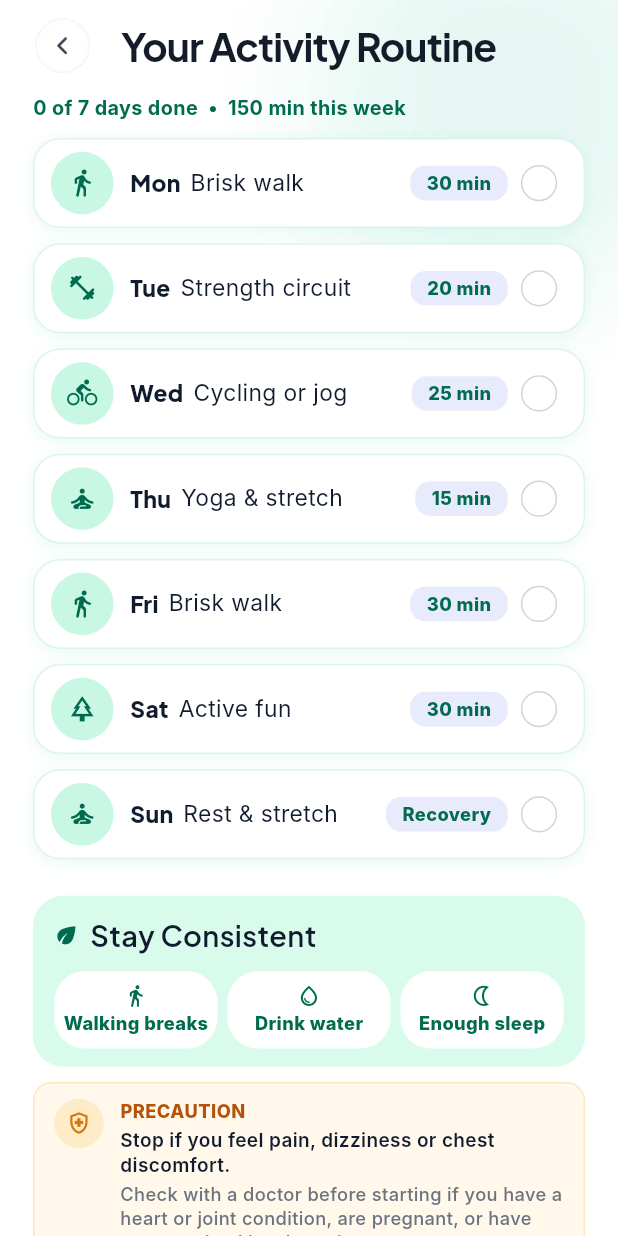
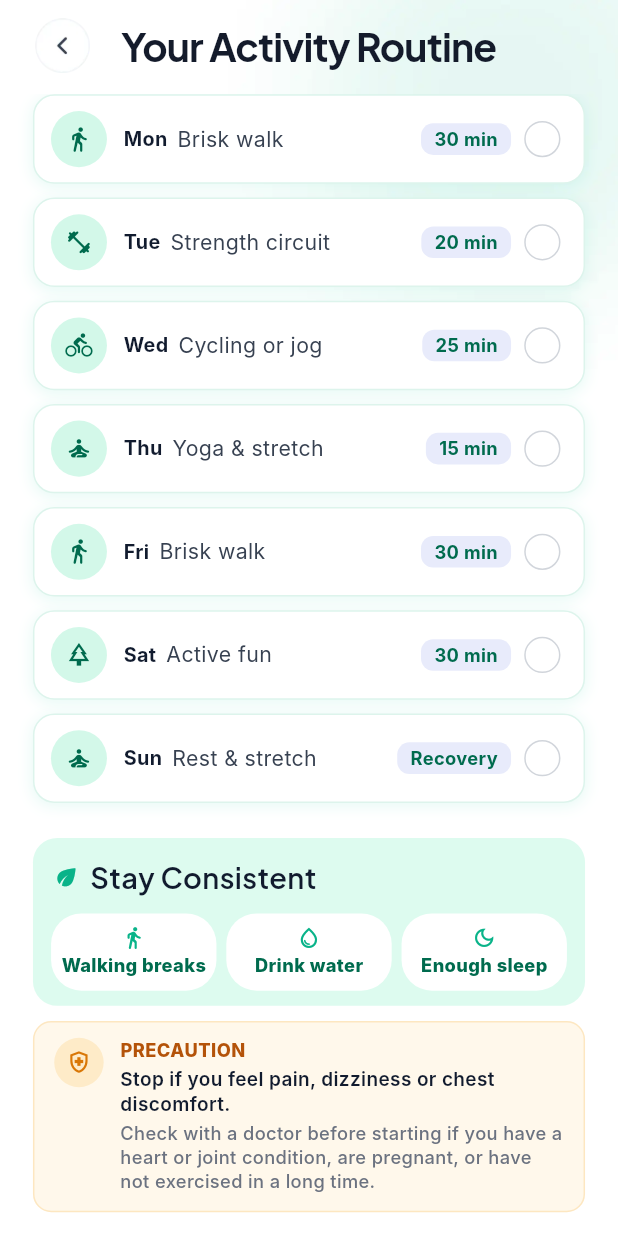
Before and after one commit to AyeshaNaseer07/bmi_calculator, a Flutter app: the ActivityRoutineScreen screen opened directly, on a phone screen of 412 x 824 dp. Run offline on Flutter 3.47's test engine with Material 3 defaults, Android fonts, the phone set to English and light mode, and no system bars; our stand-ins replace firebase_analytics, firebase_core, firebase_crashlytics, firebase_messaging, firebase_remote_config, fl_chart and 13 more; missing offline and left inert: applovin_max, appsflyer_sdk, purchases_flutter; accounts and stored records are empty; statements that could not run were skipped.

Commit message:
update lifestyle screens UI and enhance BMI calculator inputs

```diff
--- a/lib/views/bmi_calculator/bmi_calculator_screen.dart
+++ b/lib/views/bmi_calculator/bmi_calculator_screen.dart
@@ -282,7 +282,7 @@ class _BMICalculatorScreenState extends State<BMICalculatorScreen> {
                                 ),
                                 _buildUnitToggle(
                                   leftLabel: 'cm',
-                                  rightLabel: 'ft',
+                                  rightLabel: 'ft/in',
                                   isLeftSelected: isCm,
                                   onToggle: (val) =>
                                       controller.toggleHeightUnit(val),
@@ -314,6 +314,7 @@ class _BMICalculatorScreenState extends State<BMICalculatorScreen> {
                                         min: 3,
                                         max: 7,
                                         width: 44,
+                                        hint: '0',
                                         onCommitted: (f) =>
                                             controller.setHeightFromInput(
                                               BMIService.inchesToCm(
--- a/lib/views/bmi_calculator/widgets/inline_value_field.dart
+++ b/lib/views/bmi_calculator/widgets/inline_value_field.dart
@@ -13,6 +13,7 @@ class InlineValueField extends StatefulWidget {
   final double min;
   final double max;
   final double width;
+  final String hint;
   final FocusNode? focusNode;
   final bool showEdit;
   final ValueChanged<double>? onChanged;
@@ -28,6 +29,7 @@ class InlineValueField extends StatefulWidget {
     this.onChanged,
     this.decimals = 0,
     this.width = 92,
+    this.hint = '00',
     this.focusNode,
     this.showEdit = false,
   });
@@ -213,7 +215,7 @@ class _InlineValueFieldState extends State<InlineValueField> {
             onTapOutside: (_) => _focus.unfocus(),
             decoration: InputDecoration(
               isDense: true,
-              hintText: '00',
+              hintText: widget.hint,
               hintStyle: style.copyWith(color: const Color(0xFFB8E8DA)),
               contentPadding: EdgeInsets.only(bottom: 2.h),
               enabledBorder: const UnderlineInputBorder(
--- a/lib/views/insights/lifestyle_screens.dart
+++ b/lib/views/insights/lifestyle_screens.dart
@@ -107,22 +107,32 @@ class StayActiveScreen extends StatelessWidget {
         crossAxisAlignment: CrossAxisAlignment.start,
         children: [
           Center(
-            child: Container(
-              width: 280.w,
-              clipBehavior: Clip.antiAlias,
-              decoration: BoxDecoration(
-                color: Colors.white,
-                borderRadius: BorderRadius.circular(24.r),
-                border: Border.all(color: const Color(0xFFDDF4EC)),
-                boxShadow: const [
-                  BoxShadow(
-                    color: Color(0x1F33D2AB),
-                    blurRadius: 10,
-                    offset: Offset(0, 3),
+            child: Stack(
+              clipBehavior: Clip.none,
+              children: [
+                // Soft mint glow peeking out from behind the top-left corner.
+                Positioned(
+                  left: -24.w,
+                  top: -24.h,
+                  child: IgnorePointer(
+                    child: Container(
+                      width: 200.w,
+                      height: 150.h,
+                      decoration: BoxDecoration(
+                        gradient: RadialGradient(
+                          center: Alignment.topLeft,
+                          radius: 1.1,
+                          colors: [
+                            const Color(0xFF33D2AB).withValues(alpha: 0.28),
+                            const Color(0xFF33D2AB).withValues(alpha: 0),
+                          ],
+                        ),
+                      ),
+                    ),
                   ),
-                ],
-              ),
-              child: Image.asset(AppAssets.activeHero, fit: BoxFit.fitWidth),
+                ),
+                Image.asset(AppAssets.activeHero, fit: BoxFit.fitWidth),
+              ],
             ),
           ),
           SizedBox(height: 6.h),
@@ -231,7 +241,7 @@ class ActivityRoutineScreen extends StatelessWidget {
       ),
       child: Column(
         children: [
-          Icon(i, size: 16.sp, color: _kDeep),
+          Icon(i, size: 16.sp, color: kGreen),
           SizedBox(height: 2.h),
           FittedBox(
             fit: BoxFit.scaleDown,
@@ -250,30 +260,19 @@ class ActivityRoutineScreen extends StatelessWidget {
     final mc = MealPlanController.to;
     final ac = ActivityPlanController.to;
     final week = ActivityPlanData.weekFor(mc.category, mc.activity);
-    final total = ActivityPlanData.weeklyMinutes(mc.category, mc.activity);
     return InsightScaffold(
       title: 'Your Activity Routine',
       body: Column(
         crossAxisAlignment: CrossAxisAlignment.start,
         children: [
-          Padding(
-            padding: EdgeInsets.only(bottom: 10.h),
-            child: Obx(
-              () => Text(
-                '${ac.doneCount(week.map((d) => d.key))} of 7 days done  •  '
-                '$total min this week',
-                style: bodyStyle(13, color: _kDeep, weight: FontWeight.w700),
-              ),
-            ),
-          ),
           for (final d in week)
             Padding(
-              padding: EdgeInsets.only(bottom: 10.h),
+              padding: EdgeInsets.only(bottom: 9.h),
               child: Container(
-                padding: EdgeInsets.fromLTRB(10.w, 8.h, 12.w, 8.h),
+                padding: EdgeInsets.fromLTRB(10.w, 10.h, 10.w, 10.h),
                 decoration: BoxDecoration(
                   color: Colors.white,
-                  borderRadius: BorderRadius.circular(18.r),
+                  borderRadius: BorderRadius.circular(14.r),
                   border: Border.all(color: const Color(0xFFDDF4EC)),
                   boxShadow: const [
                     BoxShadow(
@@ -286,18 +285,22 @@ class ActivityRoutineScreen extends StatelessWidget {
                 child: Row(
                   children: [
                     Container(
-                      width: 38.w,
-                      height: 38.w,
+                      width: 34.w,
+                      height: 34.w,
                       decoration: const BoxDecoration(
-                        color: Color(0xFFC8F7E4),
+                        color: Color(0xFFD3F8E9),
                         shape: BoxShape.circle,
                       ),
-                      child: Icon(d.icon, size: 20.sp, color: _kDeep),
+                      child: Icon(d.icon, size: 18.sp, color: _kDeep),
                     ),
                     SizedBox(width: 10.w),
                     Text(
                       d.dayLabel,
-                      style: headStyle(15, weight: FontWeight.w800),
+                      style: bodyStyle(
+                        13,
+                        color: kInk,
+                        weight: FontWeight.w700,
+                      ),
                     ),
                     SizedBox(width: 6.w),
                     Expanded(
@@ -305,27 +308,27 @@ class ActivityRoutineScreen extends StatelessWidget {
                       child: Text(
                         d.title,
                         style: bodyStyle(
-                          15,
-                          color: kInk,
+                          14,
+                          color: const Color(0xFF374151),
                           weight: FontWeight.w400,
                         ),
                       ),
                     ),
                     Container(
                       padding: EdgeInsets.symmetric(
-                        horizontal: 10.w,
-                        vertical: 3.h,
+                        horizontal: 8.w,
+                        vertical: 2.h,
                       ),
                       decoration: BoxDecoration(
                         color: _kLav,
-                        borderRadius: BorderRadius.circular(10.r),
+                        borderRadius: BorderRadius.circular(8.r),
                       ),
                       child: Text(
                         d.chip,
                         style: bodyStyle(
                           12,
                           color: _kDeep,
-                          weight: FontWeight.w800,
+                          weight: FontWeight.w700,
                         ),
                       ),
                     ),
@@ -365,19 +368,19 @@ class ActivityRoutineScreen extends StatelessWidget {
           SizedBox(height: 14.h),
           Container(
             width: double.infinity,
-            padding: EdgeInsets.fromLTRB(10.w, 12.h, 10.w, 12.h),
+            padding: EdgeInsets.fromLTRB(8.w, 12.h, 8.w, 10.h),
             decoration: BoxDecoration(
-              color: const Color(0xFFD9FBEC),
-              borderRadius: BorderRadius.circular(20.r),
+              color: const Color(0xFFDDFBEF),
+              borderRadius: BorderRadius.circular(16.r),
             ),
             child: Column(
               crossAxisAlignment: CrossAxisAlignment.start,
               children: [
                 Padding(
-                  padding: EdgeInsets.only(left: 2.w),
+                  padding: EdgeInsets.only(left: 4.w),
                   child: Row(
                     children: [
-                      Icon(Icons.eco_rounded, size: 18.sp, color: _kDeep),
+                      Icon(Icons.eco_rounded, size: 18.sp, color: kGreen),
                       SizedBox(width: 6.w),
                       Text(
                         'Stay Consistent',
@@ -391,7 +394,7 @@ class ActivityRoutineScreen extends StatelessWidget {
                   children: [
                     _pill(Icons.directions_walk_rounded, 'Walking breaks'),
                     _pill(Icons.water_drop_outlined, 'Drink water'),
-                    _pill(Icons.nightlight_outlined, 'Enough sleep'),
+                    _pill(Icons.dark_mode_outlined, 'Enough sleep'),
                   ],
                 ),
               ],
--- a/lib/views/profile/profile_screen.dart
+++ b/lib/views/profile/profile_screen.dart
@@ -459,12 +459,15 @@ class ProfileScreen extends StatelessWidget {
                             onTap: () =>
                                 Get.toNamed(AppRoutes.languagesSettings),
                           ),
+                          Divider(height: 1, color: AppPalette.surfaceMuted),
+
                           // Notifications Switch
                           Expanded(
                             child: Obx(() {
                               return Padding(
                                 padding: EdgeInsets.symmetric(vertical: 4.h),
                                 child: Row(
+                                  mainAxisAlignment: MainAxisAlignment.center,
                                   children: [
                                     Container(
                                       width: 38.w,
@@ -484,6 +487,9 @@ class ProfileScreen extends StatelessWidget {
                                     SizedBox(width: 12.w),
                                     Expanded(
                                       child: Column(
+                                        mainAxisSize: MainAxisSize.min,
+                                        mainAxisAlignment:
+                                            MainAxisAlignment.center,
                                         crossAxisAlignment:
                                             CrossAxisAlignment.start,
                                         children: [
```
